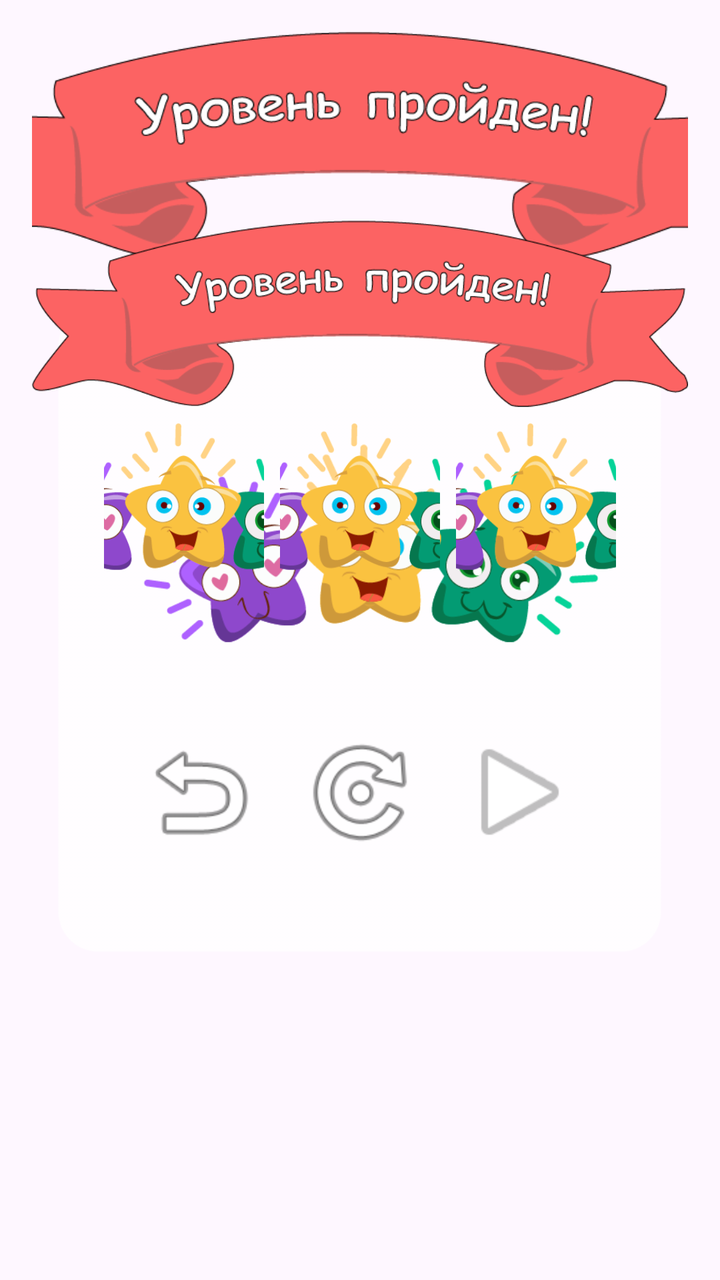
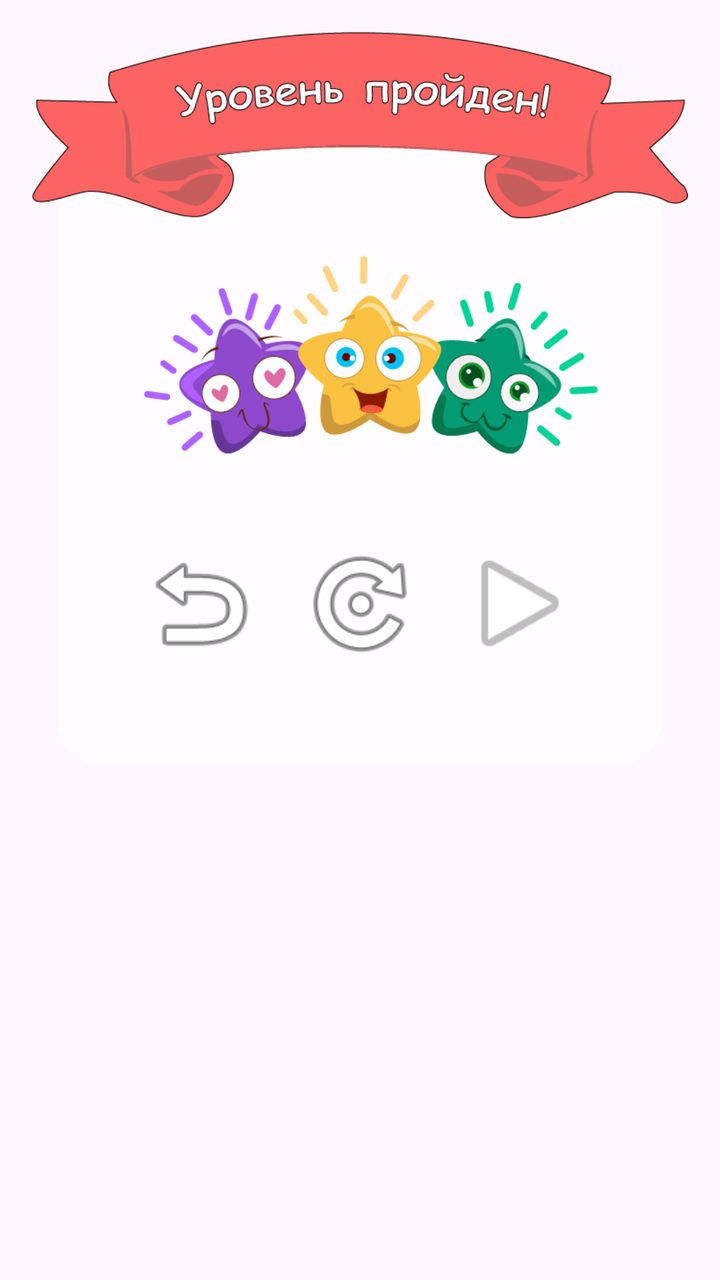

Compare the two renders of this Android layout. The source of the first and the diff that turns it into the second are given below.
<!-- AndroidManifest.xml: application theme Theme.MemoryGame -->
<!-- res/layout/dialog_level_complete.xml -->
<?xml version="1.0" encoding="utf-8"?>
<androidx.constraintlayout.widget.ConstraintLayout 
    xmlns:android="http://schemas.android.com/apk/res/android"
    xmlns:app="http://schemas.android.com/apk/res-auto"
    android:layout_width="600dp"
    android:layout_height="wrap_content"
    android:background="@android:color/transparent"
    android:padding="16dp">

    
    <ImageView
        android:id="@+id/ivRibbon"
        android:layout_width="400dp"
        android:layout_height="wrap_content"
        android:adjustViewBounds="true"
        android:src="@drawable/levelcompleteribbon"
        android:scaleType="fitCenter"
        app:layout_constraintTop_toTopOf="parent"
        app:layout_constraintStart_toStartOf="parent"
        app:layout_constraintEnd_toEndOf="parent"
        android:contentDescription="Level Complete Ribbon" />

    
    <ImageView
        android:id="@+id/ivLevelComplete"
        android:layout_width="match_parent"
        android:layout_height="wrap_content"
        android:adjustViewBounds="true"
        android:src="@drawable/levelcomplete"
        android:scaleType="fitCenter"
        android:layout_marginTop="-20dp"
        app:layout_constraintTop_toBottomOf="@id/ivRibbon"
        app:layout_constraintStart_toStartOf="parent"
        app:layout_constraintEnd_toEndOf="parent"
        android:contentDescription="Level Complete" />

    
    <LinearLayout
        android:id="@+id/llStars"
        android:layout_width="wrap_content"
        android:layout_height="wrap_content"
        android:orientation="horizontal"
        android:gravity="center"
        app:layout_constraintTop_toTopOf="@id/ivLevelComplete"
        app:layout_constraintBottom_toBottomOf="@id/ivLevelComplete"
        app:layout_constraintStart_toStartOf="parent"
        app:layout_constraintEnd_toEndOf="parent"
        app:layout_constraintVertical_bias="0.35">

        
        <ImageView
            android:id="@+id/ivStar1"
            android:layout_width="80dp"
            android:layout_height="80dp"
            android:src="@drawable/excitedstars"
            android:scaleType="centerCrop"
            android:layout_margin="4dp"
            android:contentDescription="Star 1" />

        
        <ImageView
            android:id="@+id/ivStar2"
            android:layout_width="80dp"
            android:layout_height="80dp"
            android:src="@drawable/excitedstars"
            android:scaleType="centerCrop"
            android:layout_margin="4dp"
            android:contentDescription="Star 2" />

        
        <ImageView
            android:id="@+id/ivStar3"
            android:layout_width="80dp"
            android:layout_height="80dp"
            android:src="@drawable/excitedstars"
            android:scaleType="centerCrop"
            android:layout_margin="4dp"
            android:contentDescription="Star 3" />

    </LinearLayout>

    
    <LinearLayout
        android:layout_width="wrap_content"
        android:layout_height="wrap_content"
        android:orientation="horizontal"
        android:gravity="center"
        app:layout_constraintBottom_toBottomOf="@id/ivLevelComplete"
        app:layout_constraintStart_toStartOf="parent"
        app:layout_constraintEnd_toEndOf="parent"
        android:layout_marginBottom="40dp">

        
        <ImageButton
            android:id="@+id/btnMenu"
            android:layout_width="64dp"
            android:layout_height="64dp"
            android:layout_margin="8dp"
            android:background="?attr/selectableItemBackgroundBorderless"
            android:src="@android:drawable/ic_menu_revert"
            android:scaleType="fitCenter"
            android:contentDescription="Menu" />

        
        <ImageButton
            android:id="@+id/btnReplay"
            android:layout_width="64dp"
            android:layout_height="64dp"
            android:layout_margin="8dp"
            android:background="?attr/selectableItemBackgroundBorderless"
            android:src="@android:drawable/ic_menu_rotate"
            android:scaleType="fitCenter"
            android:contentDescription="Replay" />

        
        <ImageButton
            android:id="@+id/btnNext"
            android:layout_width="64dp"
            android:layout_height="64dp"
            android:layout_margin="8dp"
            android:background="?attr/selectableItemBackgroundBorderless"
            android:src="@android:drawable/ic_media_play"
            android:scaleType="fitCenter"
            android:contentDescription="Next Level" />

    </LinearLayout>

</androidx.constraintlayout.widget.ConstraintLayout>
<!-- resources referenced by this layout -->
<resources>
  <!-- drawable excitedstars: png bitmap (drawable, 35392 bytes) -->
  <!-- drawable levelcomplete: png bitmap (drawable, 75246 bytes) -->
  <!-- drawable levelcompleteribbon: png bitmap (drawable, 28804 bytes) -->
  <style name="Theme.MemoryGame" parent="Base.Theme.MemoryGame" />
  <style name="Base.Theme.MemoryGame" parent="Theme.Material3.DayNight.NoActionBar">
          
          
      </style>
</resources>

<!-- the commit's change to res/layout/dialog_level_complete.xml (unified diff, before → after) -->
@@ -15,6 +15,7 @@
         android:adjustViewBounds="true"
         android:src="@drawable/levelcompleteribbon"
         android:scaleType="fitCenter"
+        android:visibility="gone"
         app:layout_constraintTop_toTopOf="parent"
         app:layout_constraintStart_toStartOf="parent"
         app:layout_constraintEnd_toEndOf="parent"
@@ -28,7 +29,7 @@
         android:adjustViewBounds="true"
         android:src="@drawable/levelcomplete"
         android:scaleType="fitCenter"
-        android:layout_marginTop="-20dp"
+        android:layout_marginTop="0dp"
         app:layout_constraintTop_toBottomOf="@id/ivRibbon"
         app:layout_constraintStart_toStartOf="parent"
         app:layout_constraintEnd_toEndOf="parent"
@@ -41,6 +42,7 @@
         android:layout_height="wrap_content"
         android:orientation="horizontal"
         android:gravity="center"
+        android:visibility="gone"
         app:layout_constraintTop_toTopOf="@id/ivLevelComplete"
         app:layout_constraintBottom_toBottomOf="@id/ivLevelComplete"
         app:layout_constraintStart_toStartOf="parent"
